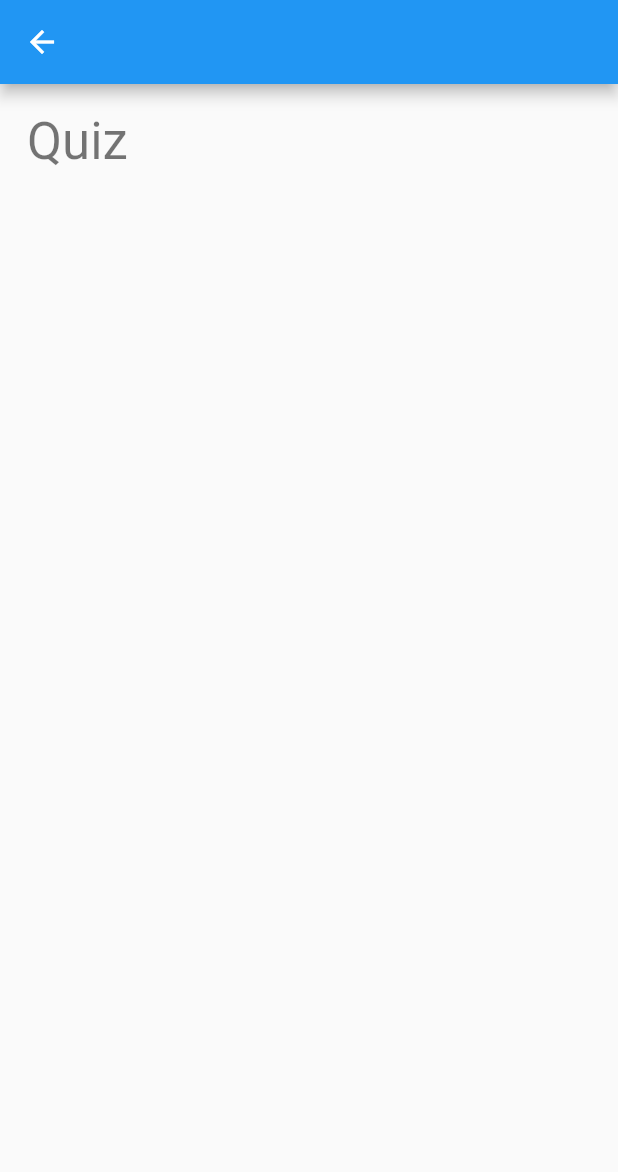
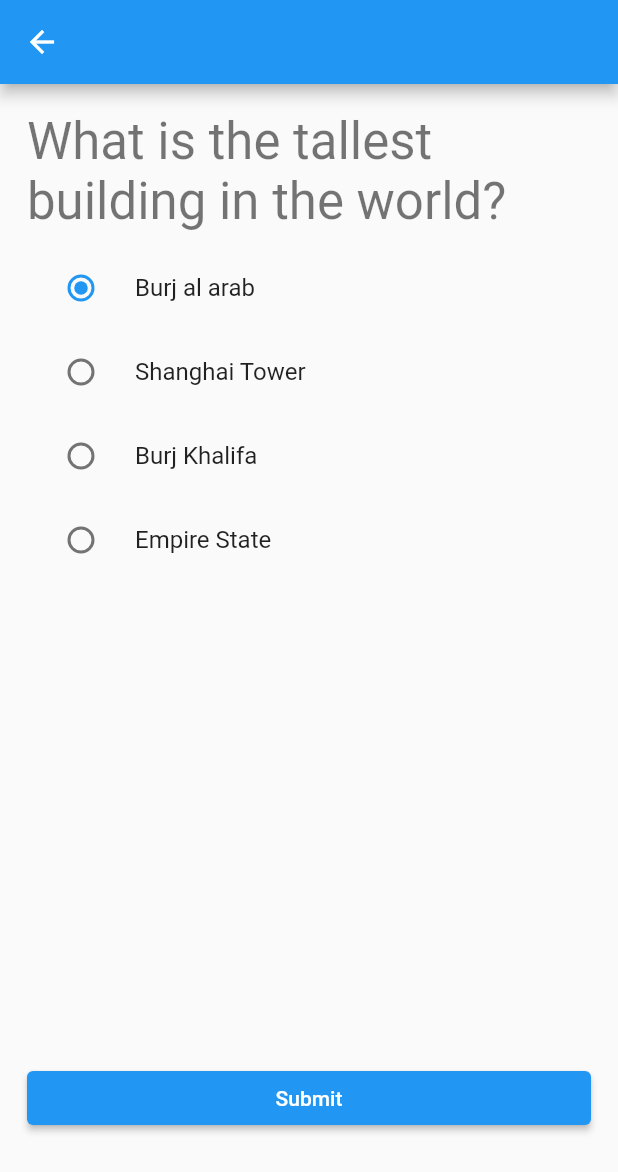
Before and after one commit to KhurramSaeed700/ten_flutter_app, a Flutter app: the QuestionScreen screen opened directly, on a phone screen of 412 x 824 dp. Shown: the top 1172 px of the screen. Run offline on Flutter 3.47's test engine with Material 2 defaults, Android fonts, the phone set to English and light mode, and no system bars; our stand-ins replace numberpicker, percent_indicator.

Commit message:
27/4/2021

```diff
--- a/lib/Quiz App/question_screen.dart
+++ b/lib/Quiz App/question_screen.dart
@@ -1,8 +1,19 @@
 import 'package:flutter/material.dart';
+import 'package:ten_flutter_app/Quiz%20App/quiz_app.dart';
 
-class QuestionScreen extends StatelessWidget {
+class QuestionScreen extends StatefulWidget {
+  @override
+  _QuestionScreenState createState() => _QuestionScreenState();
+}
+
+class _QuestionScreenState extends State<QuestionScreen> {
+  int currentOptionId=1;
+  bool isCorrect=null;
+
   @override
   Widget build(BuildContext context) {
+    final isCompleted=isCorrect!=null;
+
     return Scaffold(
       appBar: AppBar(
 
@@ -11,10 +22,62 @@ class QuestionScreen extends StatelessWidget {
         padding: const EdgeInsets.all(18.0),
         child: Column(
           children: <Widget>[
-            Text('Quiz',style: Theme.of(context).textTheme.headline4,)
+            Text(question.text,style: Theme.of(context).textTheme.headline4,),
+            SizedBox(height: 10,),
+
+            for (var option in question.options)
+              RadioListTile<int>(value: option.id, groupValue: currentOptionId,title: Text(option.text), onChanged: (val){
+                if(isCorrect==null)
+                  setState(() {
+                    currentOptionId=val;
+                  });
+              }),
+
+            Spacer(),
+            if(isCompleted)
+              Text(isCorrect?'Your Right':'Your Wrong'),
+            SizedBox(height: 20,),
+            SizedBox(
+              width: double.infinity,
+              child: ElevatedButton(onPressed: (){
+                if(currentOptionId!=null)
+                  setState(() {
+                    isCorrect=currentOptionId==question.correctAnswerId;
+                  });
+              },
+                  child: Text(isCompleted?'Continue':'Submit')),
+            ),
+            SizedBox(height: 50,),
           ],
         ),
       ),
     );
   }
 }
+
+final question = Question(
+  text: 'What is the tallest building in the world?',
+  correctAnswerId: 3,
+  options: [
+    Option(id: 1,text: 'Burj al arab'),
+    Option(id: 2,text: 'Shanghai Tower'),
+    Option(id: 3,text: 'Burj Khalifa'),
+    Option(id: 4,text: 'Empire State'),
+
+  ]
+);
+
+class Question{
+  final String text;
+  final int correctAnswerId;
+  final List<Option> options;
+
+  Question({this.text,this.correctAnswerId,this.options});
+}
+
+class Option{
+  final int id;
+  final String text;
+
+  Option({this.id,this.text});
+}
```
